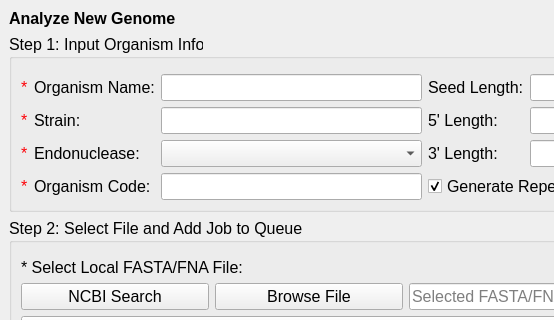
Qt form src/ui/new_genome_window.ui (TrinhLab/CASPERapp) before a commit; both pictures show x 0 to 554 and y 0 to 320 of the 811 by 862 pixel window.
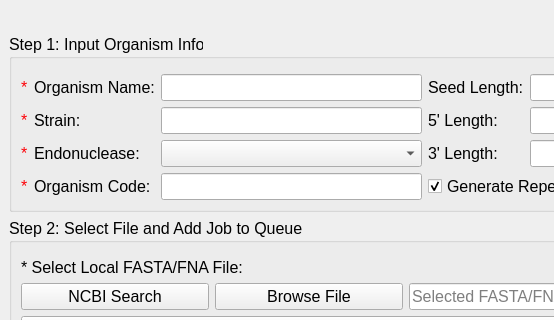
The same form after that commit.

```diff
--- a/src/ui/new_genome_window.ui
+++ b/src/ui/new_genome_window.ui
@@ -502,40 +502,6 @@
       </item>
      </layout>
     </item>
-    <item row="0" column="1">
-     <widget class="QLabel" name="lblWindowHeading">
-      <property name="minimumSize">
-       <size>
-        <width>0</width>
-        <height>0</height>
-       </size>
-      </property>
-      <property name="maximumSize">
-       <size>
-        <width>16777215</width>
-        <height>50</height>
-       </size>
-      </property>
-      <property name="font">
-       <font>
-        <family>Arial</family>
-        <pointsize>12</pointsize>
-        <weight>75</weight>
-        <italic>false</italic>
-        <bold>true</bold>
-       </font>
-      </property>
-      <property name="styleSheet">
-       <string notr="true"/>
-      </property>
-      <property name="text">
-       <string>Analyze New Genome</string>
-      </property>
-      <property name="scaledContents">
-       <bool>false</bool>
-      </property>
-     </widget>
-    </item>
     <item row="3" column="1" colspan="2">
      <widget class="QGroupBox" name="Step3">
       <property name="sizePolicy">
```
